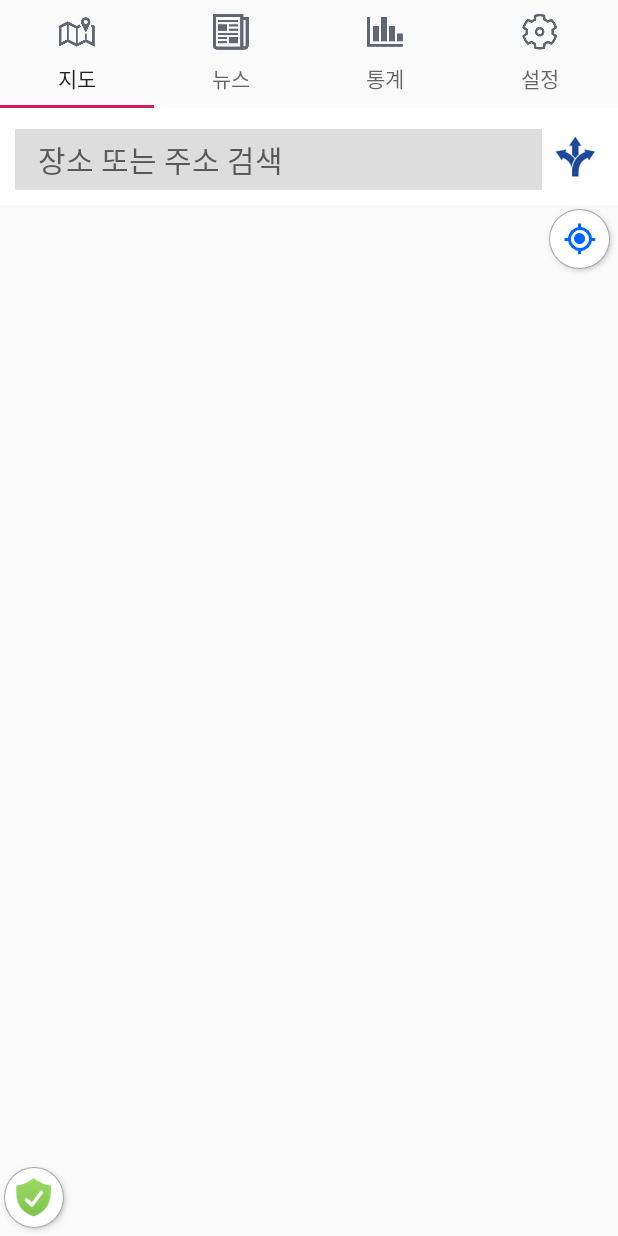
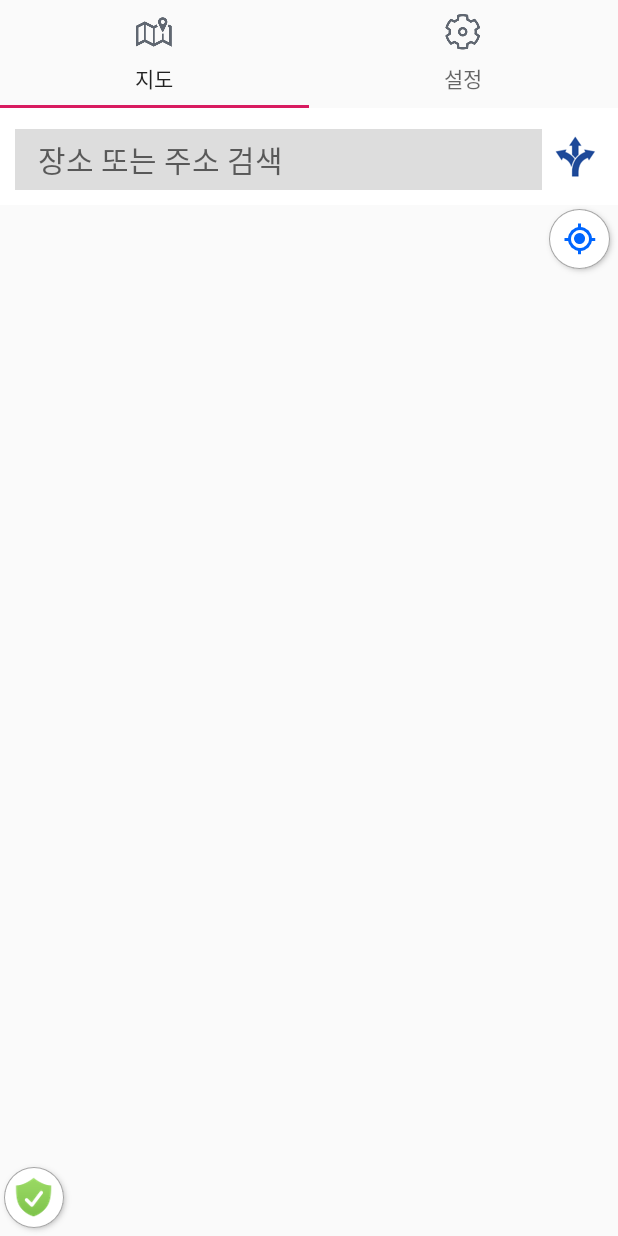
Before and after one commit to enaenen/AntyBeety2, an Android app: the screen it shows after launch (MainActivity), on a phone screen of 412 x 824 dp. Run offline under Robolectric (Android 15) with nearby library versions, the phone set to English and light mode, and no system bars; libraries missing offline, so code that uses them is left out: com.skt; pictures from the network do not load; 30 statements that could not run were skipped.

Commit message:
[ISSUE-1] 통계, 뉴스 메뉴 바에서 제외
BEFORE
제공 서비스: 지도(길찾기), 뉴스, 통계, 비상호출

AFTER
제공 서비스 : 지도(길찾기), 비상호출

앱에서 제공하는 서비스를 안전 길찾기에 집중하기 위함.
뉴스, 통계 서비스는 길찾기 서비스와 따로 논다는 의견으로 제외

```diff
--- a/app/src/main/java/com/example/thingbee_android/MainActivity.java
+++ b/app/src/main/java/com/example/thingbee_android/MainActivity.java
@@ -58,8 +58,8 @@ public class MainActivity extends AppCompatActivity {
         //Tab View
         TabLayout tabs = findViewById(R.id.tabs);
         tabs.addTab(tabs.newTab().setText("지도").setIcon(R.drawable.menu_map_img));
-        tabs.addTab(tabs.newTab().setText("뉴스").setIcon(R.drawable.menu_article_img));
-        tabs.addTab(tabs.newTab().setText("통계").setIcon(R.drawable.menu_statics_img));
+//        tabs.addTab(tabs.newTab().setText("뉴스").setIcon(R.drawable.menu_article_img));
+//        tabs.addTab(tabs.newTab().setText("통계").setIcon(R.drawable.menu_statics_img));
         tabs.addTab(tabs.newTab().setText("설정").setIcon(R.drawable.menu_option_img));
         //tabs.addTab(tabs.newTab().setText("프로토타입"));
         tabs.setTabGravity(tabs.GRAVITY_FILL);
```
